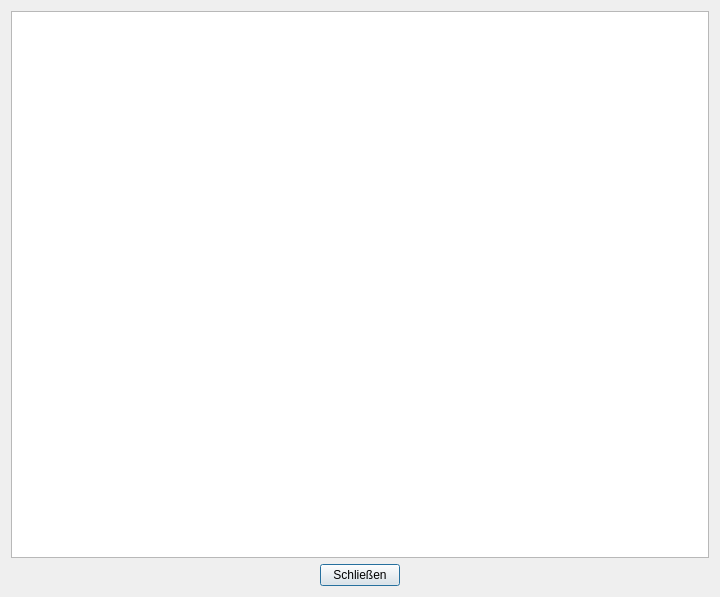
First picture: the form in helpwindow.ui, repository hel800/picture-show2, before the edit.
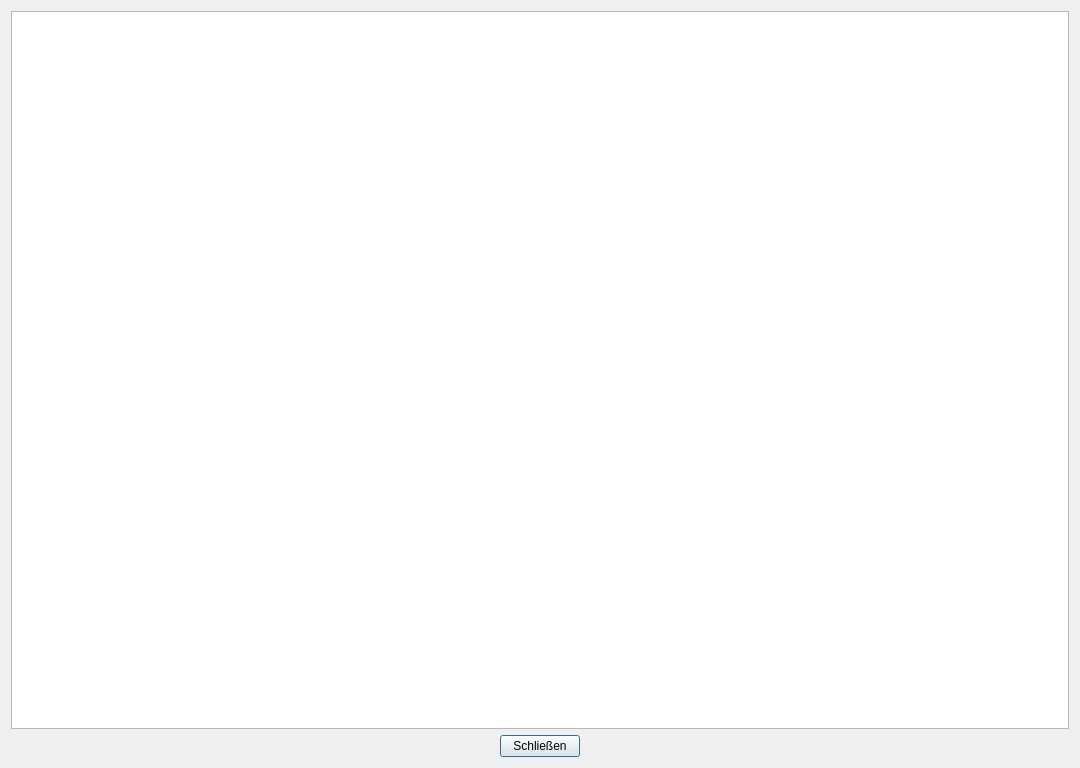
Second picture: the form after the edit.

Commit message: HelpWindow size; exiv2 in debug

Diff of the .ui file:
```diff
--- a/helpwindow.ui
+++ b/helpwindow.ui
@@ -6,8 +6,8 @@
    <rect>
     <x>0</x>
     <y>0</y>
-    <width>720</width>
-    <height>597</height>
+    <width>1080</width>
+    <height>768</height>
    </rect>
   </property>
   <property name="windowTitle">
```
The commit also changes 1 other file.
